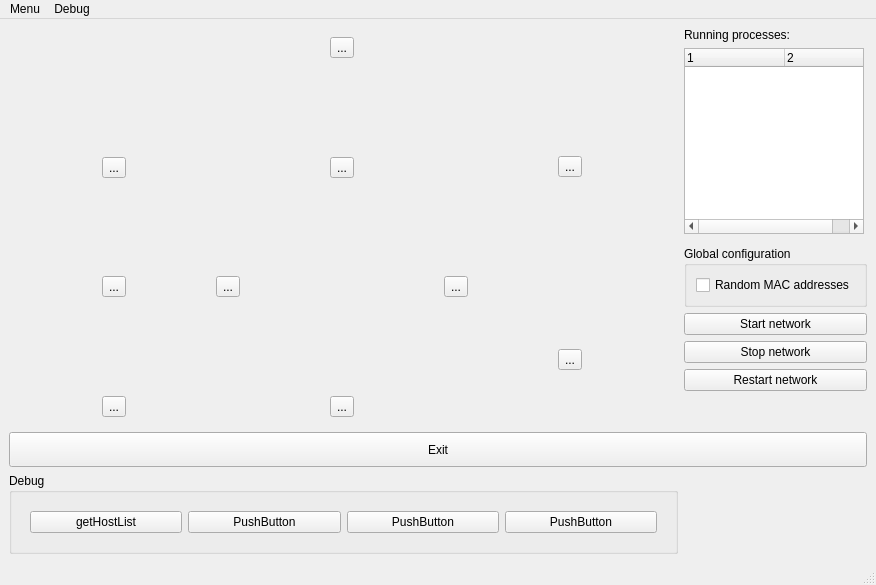
Qt form topo.ui (koppd/mt) before a commit.
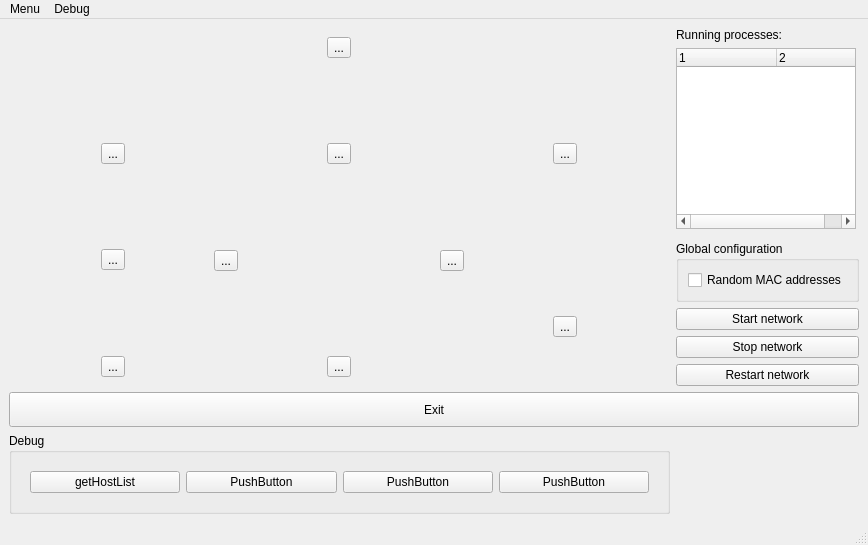
The same form after that commit. Icons and pictures are not drawn.

What changed in the file:
```diff
--- a/topo.ui
+++ b/topo.ui
@@ -6,8 +6,8 @@
    <rect>
     <x>0</x>
     <y>0</y>
-    <width>876</width>
-    <height>585</height>
+    <width>868</width>
+    <height>545</height>
    </rect>
   </property>
   <property name="windowTitle">
@@ -297,7 +297,7 @@
       <property name="sizeHint" stdset="0">
        <size>
         <width>20</width>
-        <height>40</height>
+        <height>10</height>
        </size>
       </property>
      </spacer>
@@ -352,7 +352,7 @@
     <rect>
      <x>0</x>
      <y>0</y>
-     <width>876</width>
+     <width>868</width>
      <height>20</height>
     </rect>
    </property>
```
